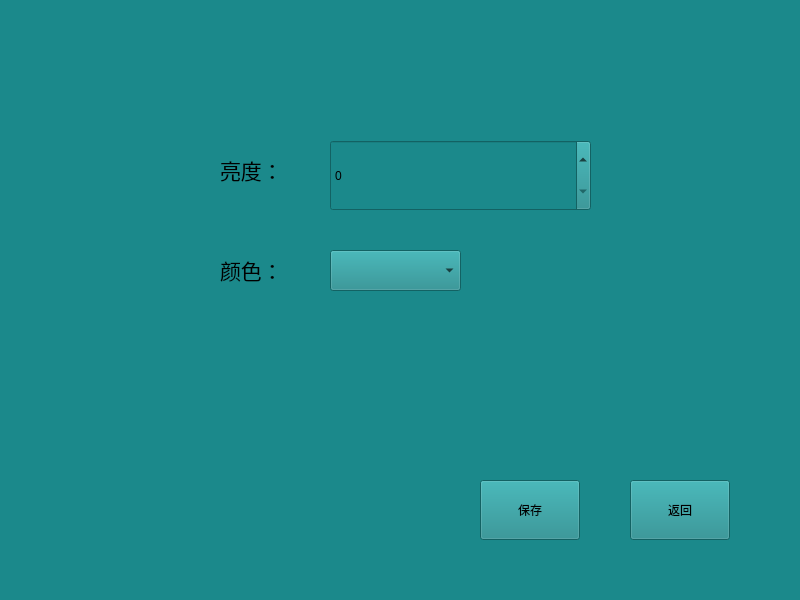
Before: the Qt Designer form ColorSelect/page06_2.ui in ChihiroFairy/MyCode, drawn with Qt 5.
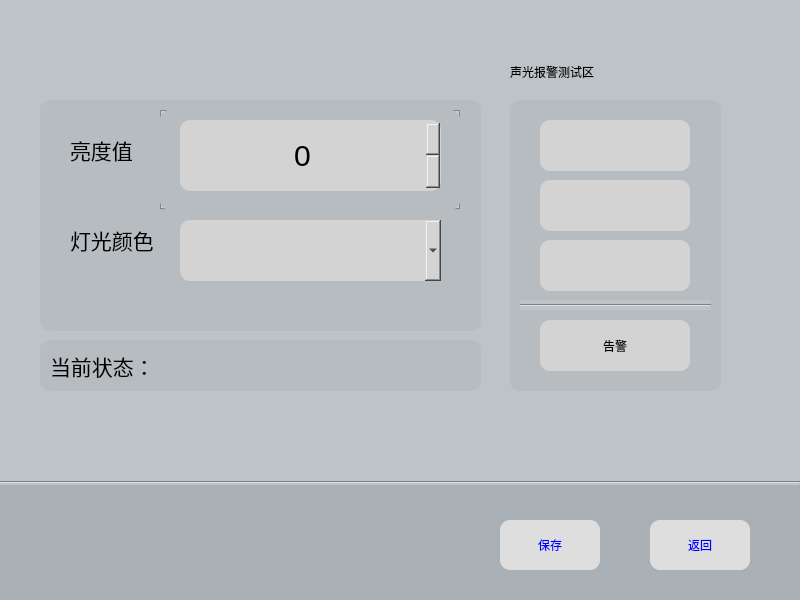
After: the same form once the commit is applied. Icons and pictures are not drawn.

Patch:
```diff
--- a/ColorSelect/page06_2.ui
+++ b/ColorSelect/page06_2.ui
@@ -10,101 +10,588 @@
     <height>600</height>
    </rect>
   </property>
+  <property name="minimumSize">
+   <size>
+    <width>800</width>
+    <height>600</height>
+   </size>
+  </property>
   <property name="windowTitle">
    <string>Form</string>
   </property>
   <property name="styleSheet">
-   <string notr="true">QMainWindow,QWidget{background-color:#1b898b}</string>
+   <string notr="true">QMainWindow,QWidget{background-color:#bdc3c7;}
+</string>
   </property>
   <widget class="QPushButton" name="exitButton">
    <property name="geometry">
     <rect>
-     <x>630</x>
-     <y>480</y>
+     <x>650</x>
+     <y>520</y>
      <width>100</width>
-     <height>60</height>
+     <height>50</height>
     </rect>
    </property>
+   <property name="styleSheet">
+    <string notr="true">QPushButton{
+border-radius:10px;
+background:#dedede;
+color:blue;
+}
+QPushButton::pressed{
+background:lightyellow;
+}
+</string>
+   </property>
    <property name="text">
     <string>返回</string>
    </property>
   </widget>
-  <widget class="QSpinBox" name="ligDegree_spinBox">
-   <property name="geometry">
-    <rect>
-     <x>330</x>
-     <y>140</y>
-     <width>261</width>
-     <height>71</height>
-    </rect>
-   </property>
-   <property name="styleSheet">
-    <string notr="true">QSpinBox::up-button {
-	subcontrol-origin:border;
-    subcontrol-position:right;
- 	image: url(:/new/icon/icon/plus.png);
-    width: 50px;
-    height: 50px;       
-}
-QSpinBox::down-button {
-	subcontrol-origin:border;
-    subcontrol-position:left;
- 	image: url(:/new/icon/icon/minus.png);
-    width: 50px;
-    height: 50px; 
-}
-</string>
-   </property>
-  </widget>
   <widget class="QLabel" name="label">
    <property name="geometry">
     <rect>
-     <x>220</x>
-     <y>150</y>
+     <x>70</x>
+     <y>130</y>
      <width>71</width>
      <height>41</height>
     </rect>
    </property>
+   <property name="styleSheet">
+    <string notr="true">QLabel{
+background:none;
+}</string>
+   </property>
    <property name="text">
-    <string>&lt;html&gt;&lt;head/&gt;&lt;body&gt;&lt;p&gt;&lt;span style=&quot; font-size:16pt;&quot;&gt;亮度：&lt;/span&gt;&lt;/p&gt;&lt;/body&gt;&lt;/html&gt;</string>
+    <string>&lt;html&gt;&lt;head/&gt;&lt;body&gt;&lt;p&gt;&lt;span style=&quot; font-size:16pt;&quot;&gt;亮度值&lt;/span&gt;&lt;/p&gt;&lt;/body&gt;&lt;/html&gt;</string>
    </property>
   </widget>
   <widget class="QLabel" name="label_2">
    <property name="geometry">
     <rect>
-     <x>220</x>
-     <y>250</y>
-     <width>71</width>
+     <x>70</x>
+     <y>220</y>
+     <width>91</width>
      <height>41</height>
     </rect>
    </property>
+   <property name="styleSheet">
+    <string notr="true">QLabel{
+background:none;
+}</string>
+   </property>
    <property name="text">
-    <string>&lt;html&gt;&lt;head/&gt;&lt;body&gt;&lt;p&gt;&lt;span style=&quot; font-size:16pt;&quot;&gt;颜色：&lt;/span&gt;&lt;/p&gt;&lt;/body&gt;&lt;/html&gt;</string>
+    <string>&lt;html&gt;&lt;head/&gt;&lt;body&gt;&lt;p&gt;&lt;span style=&quot; font-size:16pt;&quot;&gt;灯光颜色&lt;/span&gt;&lt;/p&gt;&lt;/body&gt;&lt;/html&gt;</string>
    </property>
   </widget>
   <widget class="QComboBox" name="color_comboBox">
    <property name="geometry">
     <rect>
-     <x>330</x>
-     <y>250</y>
-     <width>131</width>
-     <height>41</height>
+     <x>180</x>
+     <y>220</y>
+     <width>261</width>
+     <height>61</height>
     </rect>
    </property>
+   <property name="cursor">
+    <cursorShape>ArrowCursor</cursorShape>
+   </property>
+   <property name="toolTip">
+    <string>&lt;html&gt;&lt;head/&gt;&lt;body&gt;&lt;p align=&quot;center&quot;&gt;&lt;br/&gt;&lt;/p&gt;&lt;/body&gt;&lt;/html&gt;</string>
+   </property>
+   <property name="styleSheet">
+    <string notr="true">QComboBox{
+border-radius:10px;
+background:lightgray;
+font-size:30px;
+Alignment:AlignHcenter;
+}
+</string>
+   </property>
+   <property name="currentIndex">
+    <number>-1</number>
+   </property>
+   <property name="frame">
+    <bool>true</bool>
+   </property>
   </widget>
   <widget class="QPushButton" name="saveButton">
    <property name="geometry">
     <rect>
-     <x>480</x>
-     <y>480</y>
+     <x>500</x>
+     <y>520</y>
      <width>100</width>
-     <height>60</height>
+     <height>50</height>
     </rect>
    </property>
+   <property name="styleSheet">
+    <string notr="true">QPushButton{
+border-radius:10px;
+background:#dedede;
+color:blue;
+}
+QPushButton::pressed{
+background:lightyellow;
+}
+</string>
+   </property>
    <property name="text">
     <string>保存</string>
    </property>
   </widget>
+  <widget class="QPushButton" name="redButton">
+   <property name="geometry">
+    <rect>
+     <x>540</x>
+     <y>120</y>
+     <width>150</width>
+     <height>51</height>
+    </rect>
+   </property>
+   <property name="styleSheet">
+    <string notr="true">QPushButton{
+border-radius:10px;
+background:lightgray;
+}
+QPushButton::hover{
+background:#bdc3c7;
+}</string>
+   </property>
+   <property name="text">
+    <string/>
+   </property>
+  </widget>
+  <widget class="QPushButton" name="greenButton">
+   <property name="geometry">
+    <rect>
+     <x>540</x>
+     <y>180</y>
+     <width>150</width>
+     <height>51</height>
+    </rect>
+   </property>
+   <property name="styleSheet">
+    <string notr="true">QPushButton{
+border-radius:10px;
+background:lightgray;
+}
+QPushButton::hover{
+background:#bdc3c7;
+}</string>
+   </property>
+   <property name="text">
+    <string/>
+   </property>
+  </widget>
+  <widget class="QPushButton" name="blueButton">
+   <property name="geometry">
+    <rect>
+     <x>540</x>
+     <y>240</y>
+     <width>150</width>
+     <height>51</height>
+    </rect>
+   </property>
+   <property name="styleSheet">
+    <string notr="true">QPushButton{
+border-radius:10px;
+background:lightgray;
+}
+QPushButton::hover{
+background:#bdc3c7;
+}</string>
+   </property>
+   <property name="text">
+    <string/>
+   </property>
+  </widget>
+  <widget class="QPushButton" name="warningButton">
+   <property name="geometry">
+    <rect>
+     <x>540</x>
+     <y>320</y>
+     <width>150</width>
+     <height>51</height>
+    </rect>
+   </property>
+   <property name="styleSheet">
+    <string notr="true">QPushButton{
+border-radius:10px;
+background:lightgray;
+}
+QPushButton::hover{
+background:#bdc3c7;
+}</string>
+   </property>
+   <property name="text">
+    <string>告警</string>
+   </property>
+  </widget>
+  <widget class="QLabel" name="statusLabel">
+   <property name="geometry">
+    <rect>
+     <x>50</x>
+     <y>350</y>
+     <width>271</width>
+     <height>31</height>
+    </rect>
+   </property>
+   <property name="styleSheet">
+    <string notr="true">QLabel{
+background:none;
+}</string>
+   </property>
+   <property name="text">
+    <string>&lt;html&gt;&lt;head/&gt;&lt;body&gt;&lt;p&gt;&lt;span style=&quot; font-size:16pt;&quot;&gt;当前状态：&lt;/span&gt;&lt;/p&gt;&lt;/body&gt;&lt;/html&gt;</string>
+   </property>
+  </widget>
+  <widget class="QListWidget" name="listWidget">
+   <property name="geometry">
+    <rect>
+     <x>510</x>
+     <y>100</y>
+     <width>211</width>
+     <height>291</height>
+    </rect>
+   </property>
+   <property name="styleSheet">
+    <string notr="true">QListWidget{
+border-radius:10px;
+background:#B6BCC0;
+}</string>
+   </property>
+  </widget>
+  <widget class="QLabel" name="label_3">
+   <property name="geometry">
+    <rect>
+     <x>510</x>
+     <y>56</y>
+     <width>131</width>
+     <height>31</height>
+    </rect>
+   </property>
+   <property name="text">
+    <string>声光报警测试区</string>
+   </property>
+  </widget>
+  <widget class="QListWidget" name="listWidget_2">
+   <property name="geometry">
+    <rect>
+     <x>40</x>
+     <y>100</y>
+     <width>441</width>
+     <height>231</height>
+    </rect>
+   </property>
+   <property name="styleSheet">
+    <string notr="true">QListWidget{
+border-radius:10px;
+background:#B6BCC0;
+}</string>
+   </property>
+  </widget>
+  <widget class="QListWidget" name="listWidget_3">
+   <property name="geometry">
+    <rect>
+     <x>40</x>
+     <y>340</y>
+     <width>441</width>
+     <height>51</height>
+    </rect>
+   </property>
+   <property name="styleSheet">
+    <string notr="true">QListWidget{
+border-radius:10px;
+background:#B6BCC0;
+}</string>
+   </property>
+  </widget>
+  <widget class="QTabWidget" name="tabWidget">
+   <property name="geometry">
+    <rect>
+     <x>160</x>
+     <y>110</y>
+     <width>300</width>
+     <height>100</height>
+    </rect>
+   </property>
+   <property name="styleSheet">
+    <string notr="true">QTabBar::tab {width:0px;height:0px}
+QWidget{
+border-radius:10px;
+background:#B6BCC0;
+}</string>
+   </property>
+   <property name="currentIndex">
+    <number>3</number>
+   </property>
+   <widget class="QWidget" name="fir_white">
+    <property name="styleSheet">
+     <string notr="true"/>
+    </property>
+    <attribute name="title">
+     <string>Tab 1</string>
+    </attribute>
+    <widget class="QSpinBox" name="ligDegree_spinBox_fir_white">
+     <property name="geometry">
+      <rect>
+       <x>20</x>
+       <y>10</y>
+       <width>261</width>
+       <height>71</height>
+      </rect>
+     </property>
+     <property name="styleSheet">
+      <string notr="true">QSpinBox::up-button {
+	subcontrol-origin:border;
+    subcontrol-position:right;
+ 	image: url(:/new/icon/icon/plus.png);
+    width: 50px;
+    height: 50px;       
+}
+QSpinBox::down-button {
+	subcontrol-origin:border;
+    subcontrol-position:left;
+ 	image: url(:/new/icon/icon/minus.png);
+    width: 50px;
+    height: 50px; 
+}
+QSpinBox{
+font-size:30px;
+align:aligncenter;
+border-radius:10px;
+background:lightgray;
+}</string>
+     </property>
+    </widget>
+   </widget>
+   <widget class="QWidget" name="sec_white">
+    <property name="styleSheet">
+     <string notr="true"/>
+    </property>
+    <attribute name="title">
+     <string>Tab 2</string>
+    </attribute>
+    <widget class="QSpinBox" name="ligDegree_spinBox_sec_white">
+     <property name="geometry">
+      <rect>
+       <x>20</x>
+       <y>10</y>
+       <width>261</width>
+       <height>71</height>
+      </rect>
+     </property>
+     <property name="styleSheet">
+      <string notr="true">QSpinBox::up-button {
+	subcontrol-origin:border;
+    subcontrol-position:right;
+ 	image: url(:/new/icon/icon/plus.png);
+    width: 50px;
+    height: 50px;       
+}
+QSpinBox::down-button {
+	subcontrol-origin:border;
+    subcontrol-position:left;
+ 	image: url(:/new/icon/icon/minus.png);
+    width: 50px;
+    height: 50px; 
+}
+QSpinBox{
+font-size:30px;
+align:aligncenter;
+border-radius:10px;
+background:lightgray;
+}</string>
+     </property>
+    </widget>
+   </widget>
+   <widget class="QWidget" name="center_white">
+    <attribute name="title">
+     <string>页</string>
+    </attribute>
+    <widget class="QSpinBox" name="ligDegree_spinBox_center_white">
+     <property name="geometry">
+      <rect>
+       <x>20</x>
+       <y>10</y>
+       <width>261</width>
+       <height>71</height>
+      </rect>
+     </property>
+     <property name="styleSheet">
+      <string notr="true">QSpinBox::up-button {
+	subcontrol-origin:border;
+    subcontrol-position:right;
+ 	image: url(:/new/icon/icon/plus.png);
+    width: 50px;
+    height: 50px;       
+}
+QSpinBox::down-button {
+	subcontrol-origin:border;
+    subcontrol-position:left;
+ 	image: url(:/new/icon/icon/minus.png);
+    width: 50px;
+    height: 50px; 
+}
+QSpinBox{
+font-size:30px;
+align:aligncenter;
+border-radius:10px;
+background:lightgray;
+}</string>
+     </property>
+    </widget>
+   </widget>
+   <widget class="QWidget" name="center_blue">
+    <attribute name="title">
+     <string>页</string>
+    </attribute>
+    <widget class="QSpinBox" name="ligDegree_spinBox_center_blue">
+     <property name="geometry">
+      <rect>
+       <x>20</x>
+       <y>10</y>
+       <width>261</width>
+       <height>71</height>
+      </rect>
+     </property>
+     <property name="styleSheet">
+      <string notr="true">QSpinBox::up-button {
+	subcontrol-origin:border;
+    subcontrol-position:right;
+ 	image: url(:/new/icon/icon/plus.png);
+	background: #AAB1B6;
+	border-radius:10px;
+	border:1px solid gray;
+    width: 45px;
+    height: 45px;    
+}
+QSpinBox::up-button:pressed {
+margin-top:3px;
+}
+QSpinBox::down-button {
+	subcontrol-origin:border;
+    subcontrol-position:left;
+ 	image: url(:/new/icon/icon/minus.png);
+	background:#AAB1B6;
+	border-radius:10px;
+	border:1px solid gray;
+    width: 45px;
+    height: 45px; 
+}
+QSpinBox::down-button:pressed {
+margin-top:3px;
+}
+QSpinBox{
+border-width:5px;
+font-size:30px;
+border-radius:10px;
+background:lightgray;
+}
+
+</string>
+     </property>
+     <property name="alignment">
+      <set>Qt::AlignCenter</set>
+     </property>
+    </widget>
+   </widget>
+   <widget class="QWidget" name="purple">
+    <attribute name="title">
+     <string>页</string>
+    </attribute>
+    <widget class="QSpinBox" name="ligDegree_spinBox_purple">
+     <property name="geometry">
+      <rect>
+       <x>20</x>
+       <y>10</y>
+       <width>261</width>
+       <height>71</height>
+      </rect>
+     </property>
+     <property name="styleSheet">
+      <string notr="true">QSpinBox::up-button {
+	subcontrol-origin:border;
+    subcontrol-position:right;
+ 	image: url(:/new/icon/icon/plus.png);
+    width: 50px;
+    height: 50px;       
+}
+QSpinBox::down-button {
+	subcontrol-origin:border;
+    subcontrol-position:left;
+ 	image: url(:/new/icon/icon/minus.png);
+    width: 50px;
+    height: 50px; 
+}
+QSpinBox{
+font-size:30px;
+align:aligncenter;
+border-radius:10px;
+background:lightgray;
+}</string>
+     </property>
+    </widget>
+   </widget>
+  </widget>
+  <widget class="Line" name="line">
+   <property name="geometry">
+    <rect>
+     <x>0</x>
+     <y>480</y>
+     <width>800</width>
+     <height>5</height>
+    </rect>
+   </property>
+   <property name="orientation">
+    <enum>Qt::Horizontal</enum>
+   </property>
+  </widget>
+  <widget class="QWidget" name="widget" native="true">
+   <property name="geometry">
+    <rect>
+     <x>0</x>
+     <y>480</y>
+     <width>801</width>
+     <height>121</height>
+    </rect>
+   </property>
+   <property name="styleSheet">
+    <string notr="true">QWidget{
+background:#AAB1B6;
+}</string>
+   </property>
+  </widget>
+  <widget class="Line" name="line_2">
+   <property name="geometry">
+    <rect>
+     <x>520</x>
+     <y>300</y>
+     <width>191</width>
+     <height>10</height>
+    </rect>
+   </property>
+   <property name="orientation">
+    <enum>Qt::Horizontal</enum>
+   </property>
+  </widget>
+  <zorder>widget</zorder>
+  <zorder>listWidget_3</zorder>
+  <zorder>listWidget_2</zorder>
+  <zorder>listWidget</zorder>
+  <zorder>exitButton</zorder>
+  <zorder>label</zorder>
+  <zorder>label_2</zorder>
+  <zorder>color_comboBox</zorder>
+  <zorder>saveButton</zorder>
+  <zorder>redButton</zorder>
+  <zorder>greenButton</zorder>
+  <zorder>blueButton</zorder>
+  <zorder>warningButton</zorder>
+  <zorder>statusLabel</zorder>
+  <zorder>label_3</zorder>
+  <zorder>tabWidget</zorder>
+  <zorder>line</zorder>
+  <zorder>line_2</zorder>
  </widget>
  <resources/>
  <connections/>
```
